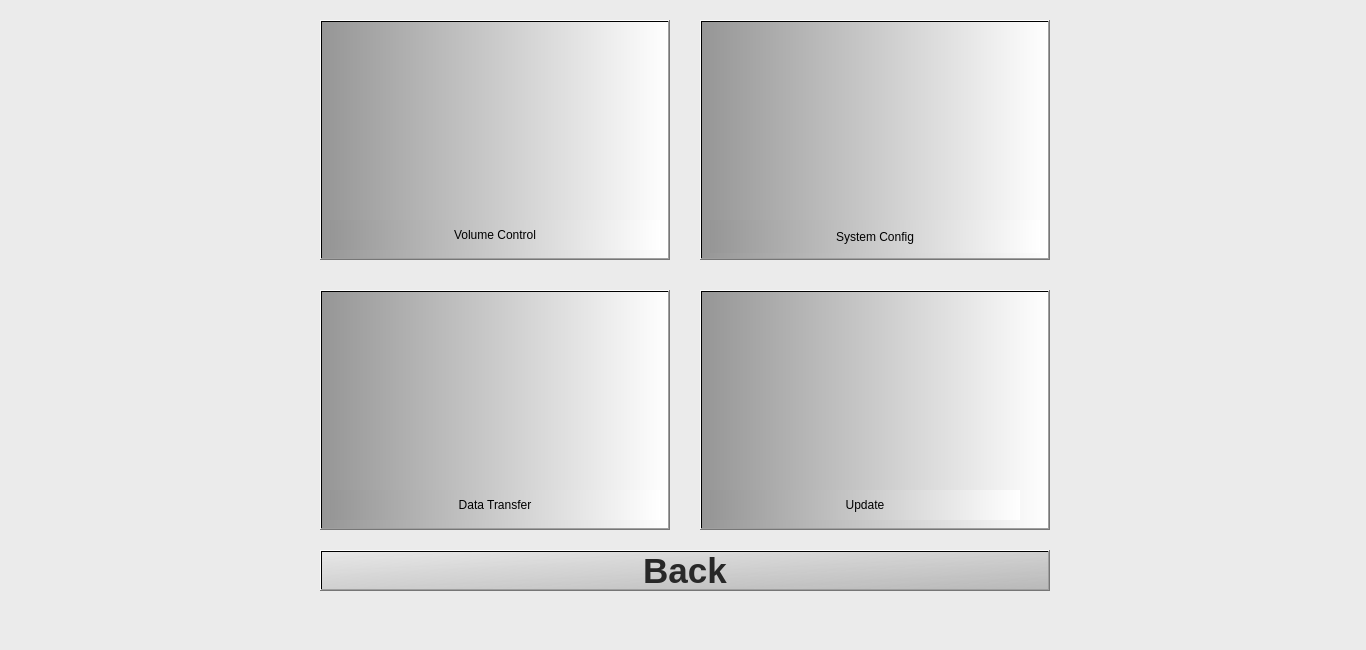
gurpartap007/qtmop, file settings.ui: the form before one commit.
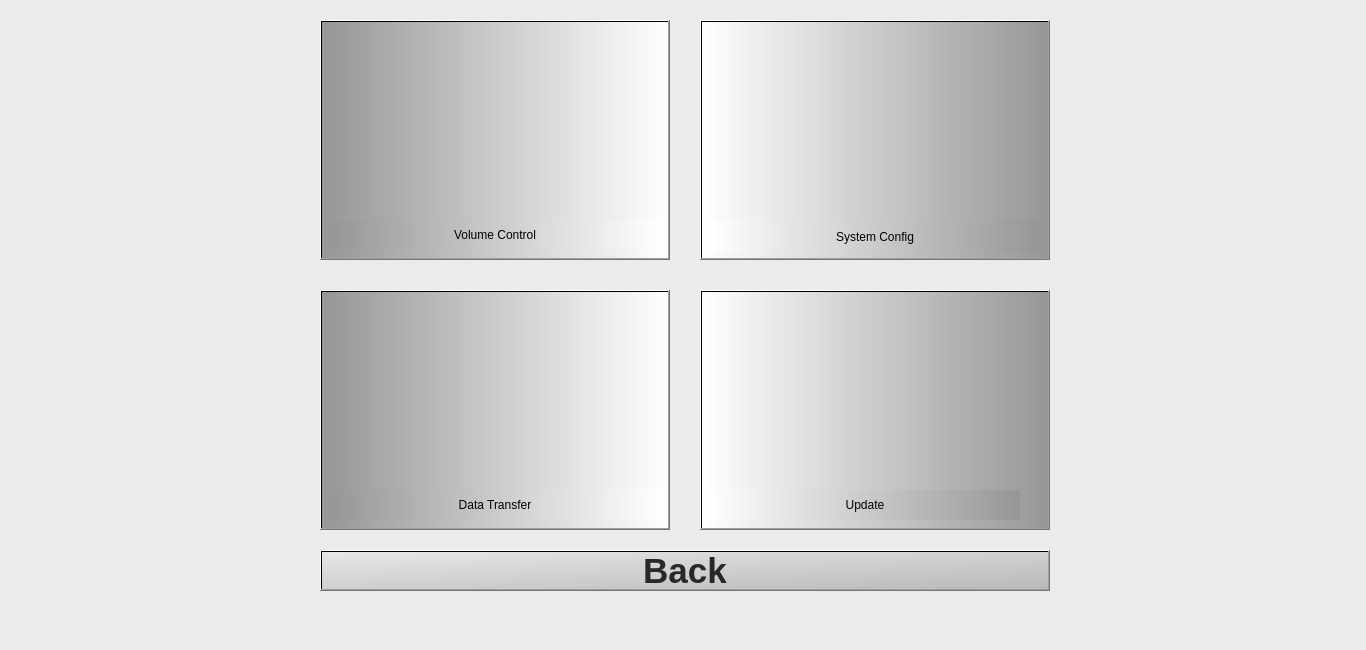
The form after the commit. Icons and pictures are not drawn.

```diff
--- a/settings.ui
+++ b/settings.ui
@@ -96,7 +96,7 @@
    </property>
    <property name="styleSheet">
     <string notr="true">background-color: rgb(75, 75, 75);
-background-color: qlineargradient(spread:pad, x1:0, y1:0, x2:1, y2:0, stop:0 rgba(150, 150, 150, 255), stop:1 rgba(255, 255, 255, 255));</string>
+background-color: qlineargradient(spread:pad, x1:0, y1:0, x2:1, y2:0, stop:1 rgba(150, 150, 150, 255), stop:0 rgba(255, 255, 255, 255));</string>
    </property>
    <property name="text">
     <string/>
@@ -192,7 +192,7 @@
    </property>
    <property name="styleSheet">
     <string notr="true">background-color: rgb(75, 75, 75);
-background-color: qlineargradient(spread:pad, x1:0, y1:0, x2:1, y2:0, stop:0 rgba(150, 150, 150, 255), stop:1 rgba(255, 255, 255, 255));</string>
+background-color: qlineargradient(spread:pad, x1:0, y1:0, x2:1, y2:0, stop:1 rgba(150, 150, 150, 255), stop:0 rgba(255, 255, 255, 255));</string>
    </property>
    <property name="text">
     <string/>
@@ -267,7 +267,7 @@
     <string notr="true">font: 20pt &quot;Sans Serif&quot;;
 color: rgb(0, 0, 0);
 background-color: rgb(230, 230, 230);
-background-color: qlineargradient(spread:pad, x1:0, y1:0, x2:1, y2:0, stop:0 rgba(150, 150, 150, 255), stop:1 rgba(255, 255, 255, 255));</string>
+background-color: qlineargradient(spread:pad, x1:0, y1:0, x2:1, y2:0, stop:1 rgba(150, 150, 150, 255), stop:0 rgba(255, 255, 255, 255));</string>
    </property>
    <property name="text">
     <string>System Config</string>
@@ -335,7 +335,7 @@
     <string notr="true">font: 20pt &quot;Sans Serif&quot;;
 color: rgb(0, 0, 0);
 background-color: rgb(230, 230, 230);
-background-color: qlineargradient(spread:pad, x1:0, y1:0, x2:1, y2:0, stop:0 rgba(150, 150, 150, 255), stop:1 rgba(255, 255, 255, 255));</string>
+background-color: qlineargradient(spread:pad, x1:0, y1:0, x2:1, y2:0, stop:1 rgba(150, 150, 150, 255), stop:0 rgba(255, 255, 255, 255));</string>
    </property>
    <property name="text">
     <string>Update</string>
```
